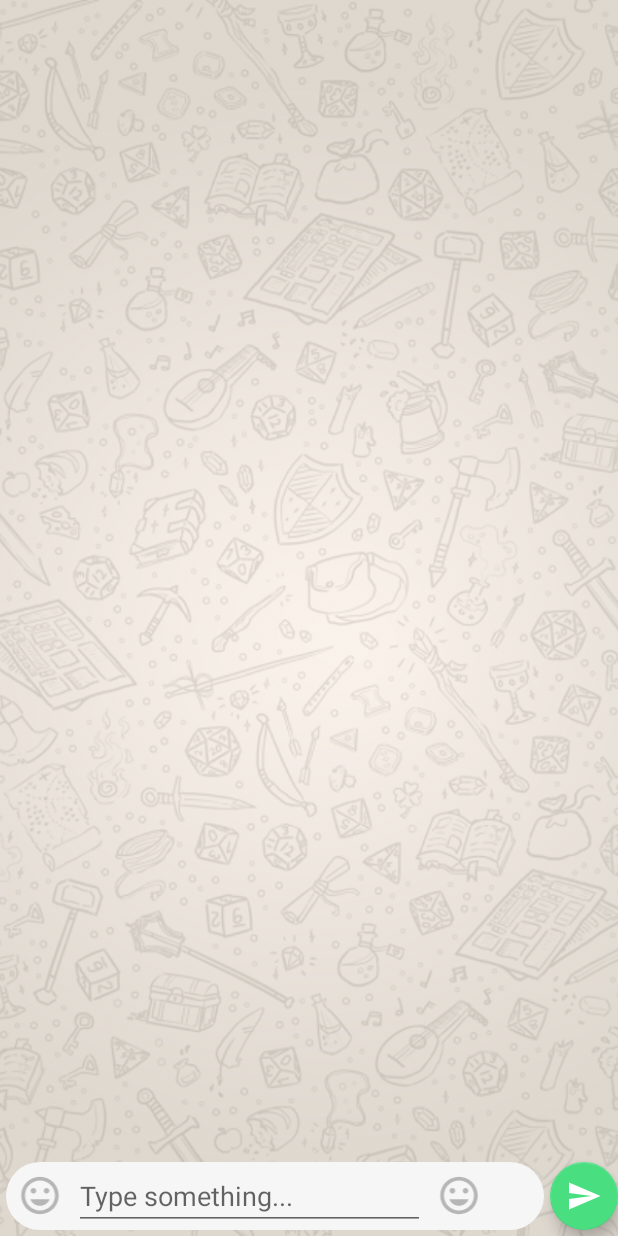
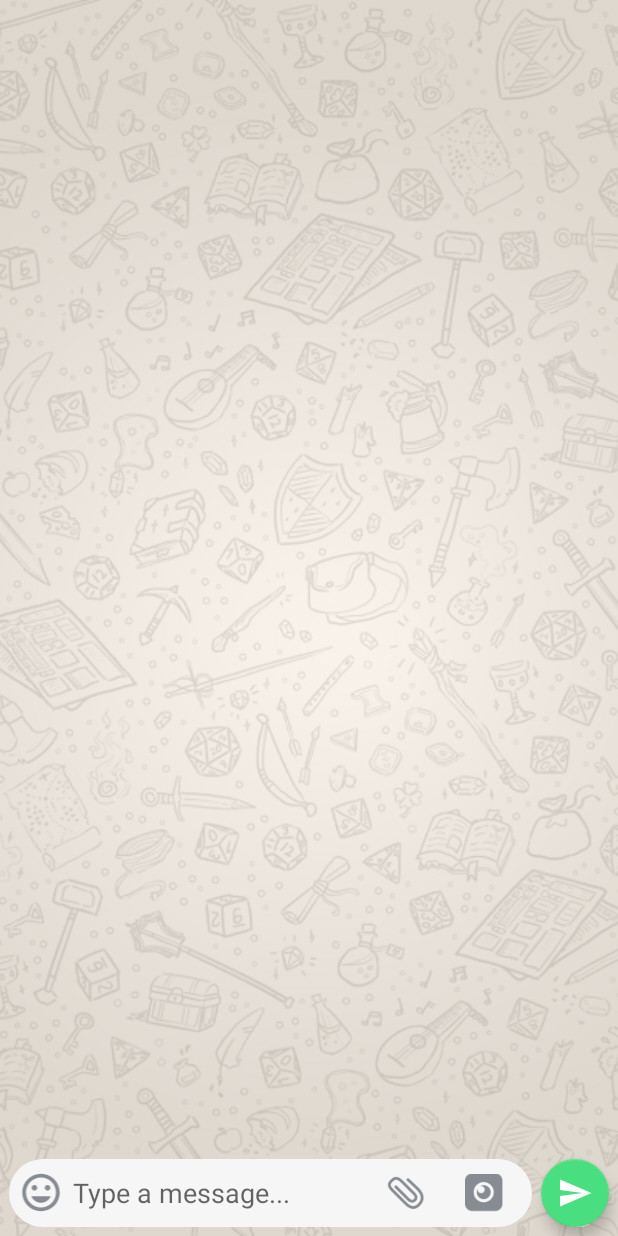
Before and after one commit to Diogo-Menezes/whatsapp-clone-demo, an Android app: the layout activity_new_chat.xml on its own in the app's theme, with its tools: preview values and no code run, on a phone screen of 412 x 824 dp. Run offline under Robolectric (Android 15) with nearby library versions, the phone set to English and light mode, and no system bars.

Commit message:
Corrected adapter properties. Added more design icons and changes to Chat and Friend List.

```diff
--- a/app/src/main/java/com/diogomenezes/whatsappclonedemo/models/MessageList.java
+++ b/app/src/main/java/com/diogomenezes/whatsappclonedemo/models/Message.java
@@ -1,15 +1,15 @@
 package com.diogomenezes.whatsappclonedemo.models;
 
-public class MessageList {
+public class Message {
 
     private String message;
     private String time;
     private int from;
 
-    public MessageList() {
+    public Message() {
     }
 
-    public MessageList(String message, String time, int from) {
+    public Message(String message, String time, int from) {
         this.message = message;
         this.time = time;
         this.from = from;
--- a/app/src/main/java/com/diogomenezes/whatsappclonedemo/parse_Activities/ParseUserListActivity.java
+++ b/app/src/main/java/com/diogomenezes/whatsappclonedemo/parse_Activities/ParseUserListActivity.java
@@ -48,7 +48,7 @@ public class ParseUserListActivity extends AppCompatActivity implements ListView
     @Override
     protected void onCreate(Bundle savedInstanceState) {
         super.onCreate(savedInstanceState);
-        setContentView(R.layout.activity_friend_list);
+        setContentView(R.layout.activity_friend_user_list);
         setTitle("Friend List");
         user = ParseUser.getCurrentUser();
         userListView = findViewById(R.id.userListView);
--- a/app/src/main/res/drawable/ic_insert_emoticon.xml
+++ b/app/src/main/res/drawable/ic_insert_emoticon.xml
@@ -1,4 +1,4 @@
-<vector android:height="24dp" android:tint="#B6B6B6"
+<vector android:height="24dp" android:tint="@color/iconGray"
     android:viewportHeight="24.0" android:viewportWidth="24.0"
     android:width="24dp" xmlns:android="http://schemas.android.com/apk/res/android">
     <path android:fillColor="#FF000000" android:pathData="M11.99,2C6.47,2 2,6.48 2,12s4.47,10 9.99,10C17.52,22 22,17.52 22,12S17.52,2 11.99,2zM12,20c-4.42,0 -8,-3.58 -8,-8s3.58,-8 8,-8 8,3.58 8,8 -3.58,8 -8,8zM15.5,11c0.83,0 1.5,-0.67 1.5,-1.5S16.33,8 15.5,8 14,8.67 14,9.5s0.67,1.5 1.5,1.5zM8.5,11c0.83,0 1.5,-0.67 1.5,-1.5S9.33,8 8.5,8 7,8.67 7,9.5 7.67,11 8.5,11zM12,17.5c2.33,0 4.31,-1.46 5.11,-3.5L6.89,14c0.8,2.04 2.78,3.5 5.11,3.5z"/>
--- a/app/src/main/res/layout/activity_friend_user_list.xml
+++ b/app/src/main/res/layout/activity_friend_user_list.xml
@@ -11,7 +11,7 @@
         android:layout_height="match_parent"
         android:clipToPadding="false"
         android:paddingLeft="12dp"
-        android:paddingTop="12dp"
+        android:paddingTop="4dp"
         android:paddingRight="12dp"
         android:paddingBottom="80dp" />
 
--- a/app/src/main/res/layout/activity_new_chat.xml
+++ b/app/src/main/res/layout/activity_new_chat.xml
@@ -22,18 +22,18 @@
         android:id="@+id/chatRecView"
         android:layout_width="match_parent"
         android:layout_height="match_parent"
-        app:layout_constraintBottom_toTopOf="@id/sendMessageLayout"
+        android:paddingBottom="55dp"
+        app:layout_constraintBottom_toBottomOf="parent"
         app:layout_constraintEnd_toEndOf="parent"
         app:layout_constraintHorizontal_bias="0.0"
         app:layout_constraintStart_toStartOf="parent"
-        app:layout_constraintTop_toTopOf="parent"
-        app:layout_constraintVertical_bias="0.0" />
+        app:layout_constraintTop_toTopOf="parent" />
 
     <LinearLayout
         android:id="@+id/sendMessageLayout"
         android:layout_width="0dp"
         android:layout_height="45dp"
-        android:layout_margin="4dp"
+        android:layout_margin="6dp"
         android:background="@drawable/chat_elipse"
         android:orientation="horizontal"
         android:weightSum="100"
@@ -42,6 +42,7 @@
         app:layout_constraintStart_toStartOf="parent">
 
         <ImageView
+            android:id="@+id/emojiImage"
             android:layout_width="0dp"
             android:layout_height="30dp"
             android:layout_gravity="center"
@@ -52,18 +53,35 @@
         <EditText
             android:id="@+id/messageEdit"
             android:layout_width="0dp"
-            android:layout_height="wrap_content"
-            android:layout_weight="70"
-            android:hint="Type something..."
+            android:layout_height="45dp"
+            android:layout_weight="65"
+            android:background="@android:color/transparent"
+            android:hint="Type a message..."
             android:inputType="textPersonName" />
 
         <ImageView
+            android:id="@+id/attachImage"
             android:layout_width="0dp"
             android:layout_height="30dp"
             android:layout_gravity="center"
             android:layout_margin="6dp"
-            android:layout_weight="10"
-            android:src="@drawable/ic_insert_emoticon" />
+            android:layout_weight="8
+"
+            android:src="@drawable/ic_attach" />
+
+        <View
+            android:layout_width="0dp"
+            android:layout_height="wrap_content"
+            android:layout_weight="5" />
+
+        <ImageView
+            android:id="@+id/camImage"
+            android:layout_width="0dp"
+            android:layout_height="30dp"
+            android:layout_gravity="center"
+            android:layout_margin="6dp"
+            android:layout_weight="8"
+            android:src="@drawable/ic_cam" />
 
 
     </LinearLayout>
@@ -74,7 +92,9 @@
         android:layout_height="wrap_content"
         android:layout_marginStart="8dp"
         android:layout_marginLeft="8dp"
-        android:layout_marginBottom="4dp"
+        android:layout_marginEnd="6dp"
+        android:layout_marginRight="6dp"
+        android:layout_marginBottom="6dp"
         android:onClick="sendMessage"
         android:src="@drawable/ic_send_24dp"
         app:fabCustomSize="45dp"
--- a/app/src/main/res/layout/contact_list_item_layout.xml
+++ b/app/src/main/res/layout/item_contact_list_layout.xml
@@ -5,7 +5,6 @@
     android:orientation="vertical">
 
     <RelativeLayout
-        android:layout_marginTop="6dp"
         android:id="@+id/relativeLayoutChat"
         android:layout_width="wrap_content"
         android:layout_height="wrap_content">
@@ -103,6 +102,7 @@
             android:layout_height="1dp"
             android:layout_below="@id/secondLayout"
             android:layout_marginTop="10dp"
+            android:layout_marginBottom="6dp"
             android:layout_toRightOf="@id/contactImageChatList"
             android:alpha="0.5"
             android:background="@android:color/darker_gray" />
--- a/app/src/main/res/values/colors.xml
+++ b/app/src/main/res/values/colors.xml
@@ -11,4 +11,5 @@
     <color name="greenPrimary">#1EAE54</color>
     <color name="greenAccent">#49DF81</color>
     <color name="blackTransparent">#14000000</color>
+    <color name="iconGray">#878c92</color>
 </resources>
```
Also changed, not shown: app/src/main/java/com/diogomenezes/whatsappclonedemo/ChatActivity.java (+49 -12 lines), app/src/main/java/com/diogomenezes/whatsappclonedemo/adapter/ChatListAdapter.java (+9 -1 lines), app/src/main/java/com/diogomenezes/whatsappclonedemo/adapter/MessageListAdapter.java (+6 -6 lines), app/src/main/res/layout/activity_friend_list.xml (deleted, +0 -20 lines), app/src/main/res/drawable-v21/ic_cam.png (added), app/src/main/res/drawable/ic_attach.png (added), app/src/main/res/layout/item_chat_layout.xml (renamed from app/src/main/res/layout/chat_item_layout.xml).
